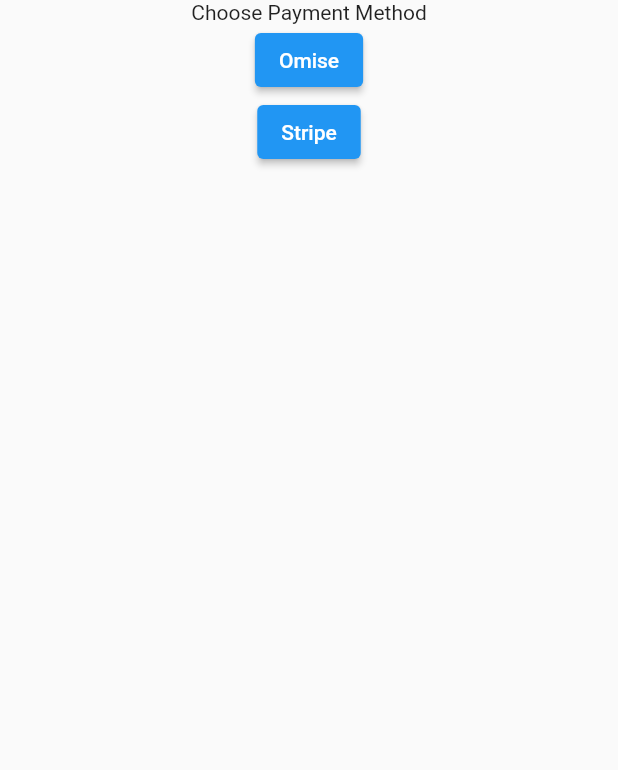
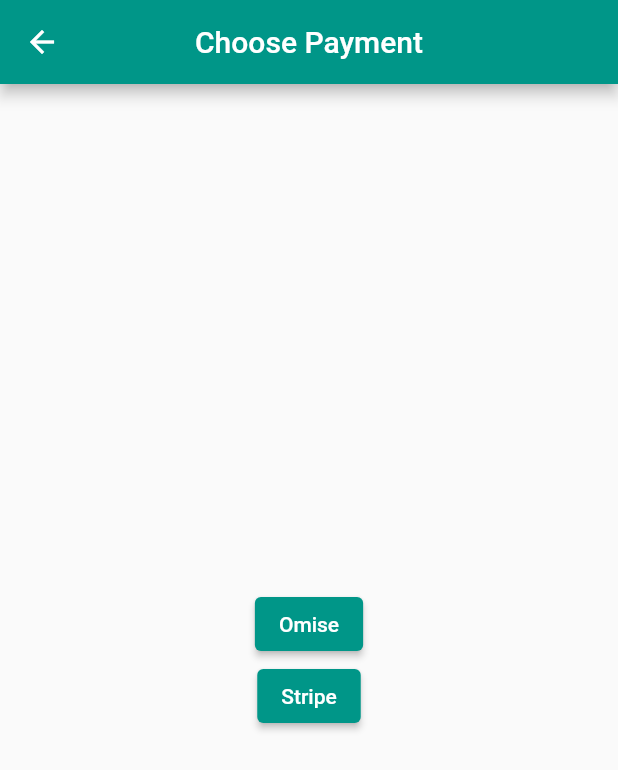
Before and after one commit to khemmanat/flutter_payment_sample, a Flutter app: the screen it shows after launch, after a tap on "Payment Method", on a phone screen of 412 x 824 dp. Shown: the top 770 px of the screen. Run offline on Flutter 3.47's test engine with Material 2 defaults, Android fonts, the phone set to English and light mode, and no system bars; missing offline and left inert: omise_flutter.

Commit message:
refactor pages

```diff
--- a/lib/features/home/pages/home_page.dart
+++ b/lib/features/home/pages/home_page.dart
@@ -13,13 +13,16 @@ class _HomePageState extends State<HomePage> {
   @override
   Widget build(BuildContext context) {
     return BaseView(
+        appBar: AppBar(centerTitle: true, title: const Text('Home Page')),
         child: Column(
+          mainAxisAlignment: MainAxisAlignment.center,
           children: [
-        const Text('Home Page'),
             ElevatedButton(
                 onPressed: () {
-              Navigator.push(context,
-                  MaterialPageRoute(builder: (context) => const PaymentPage()));
+                  Navigator.push(
+                      context,
+                      MaterialPageRoute(
+                          builder: (context) => const PaymentPage()));
                 },
                 child: const Text('Payment Method'))
           ],
--- a/lib/features/payment/pages/omise/omise_page.dart
+++ b/lib/features/payment/pages/omise/omise_page.dart
@@ -16,9 +16,10 @@ class _OmisePaymentPageState extends State<OmisePaymentPage> {
   @override
   Widget build(BuildContext context) {
     return BaseView(
+        appBar: AppBar(centerTitle: true, title: const Text('Pay with Omise')),
         child: Column(
+          mainAxisAlignment: MainAxisAlignment.center,
           children: [
-        const Text('Omise Payment Page'),
             ElevatedButton(
                 onPressed: () {
                   Navigator.pop(context);
--- a/lib/features/payment/pages/payment_page.dart
+++ b/lib/features/payment/pages/payment_page.dart
@@ -9,9 +9,10 @@ class PaymentPage extends StatelessWidget {
   @override
   Widget build(BuildContext context) {
     return BaseView(
+      appBar: AppBar(centerTitle: true, title: const Text('Choose Payment')),
       child: Column(
+        mainAxisAlignment: MainAxisAlignment.center,
         children: [
-          const Text('Choose Payment Method'),
           ElevatedButton(
               onPressed: () {
                 Navigator.push(
--- a/lib/features/payment/pages/stripe/stripe_page.dart
+++ b/lib/features/payment/pages/stripe/stripe_page.dart
@@ -12,9 +12,10 @@ class _StripePaymentPageState extends State<StripePaymentPage> {
   @override
   Widget build(BuildContext context) {
     return BaseView(
+        appBar: AppBar(centerTitle: true, title: const Text('Pay with Stripe')),
         child: Column(
+          mainAxisAlignment: MainAxisAlignment.center,
           children: [
-        const Text('Stripe Payment Page'),
             ElevatedButton(
                 onPressed: () {
                   Navigator.pop(context);
--- a/lib/main.dart
+++ b/lib/main.dart
@@ -14,7 +14,7 @@ class MyApp extends StatelessWidget {
       title: 'Payment Sample',
       debugShowCheckedModeBanner: false,
       theme: ThemeData(
-        primarySwatch: Colors.blue,
+        primarySwatch: Colors.teal,
       ),
       home: const HomePage(),
     );
```
Lines whose indentation alone changed are shown as unchanged.
